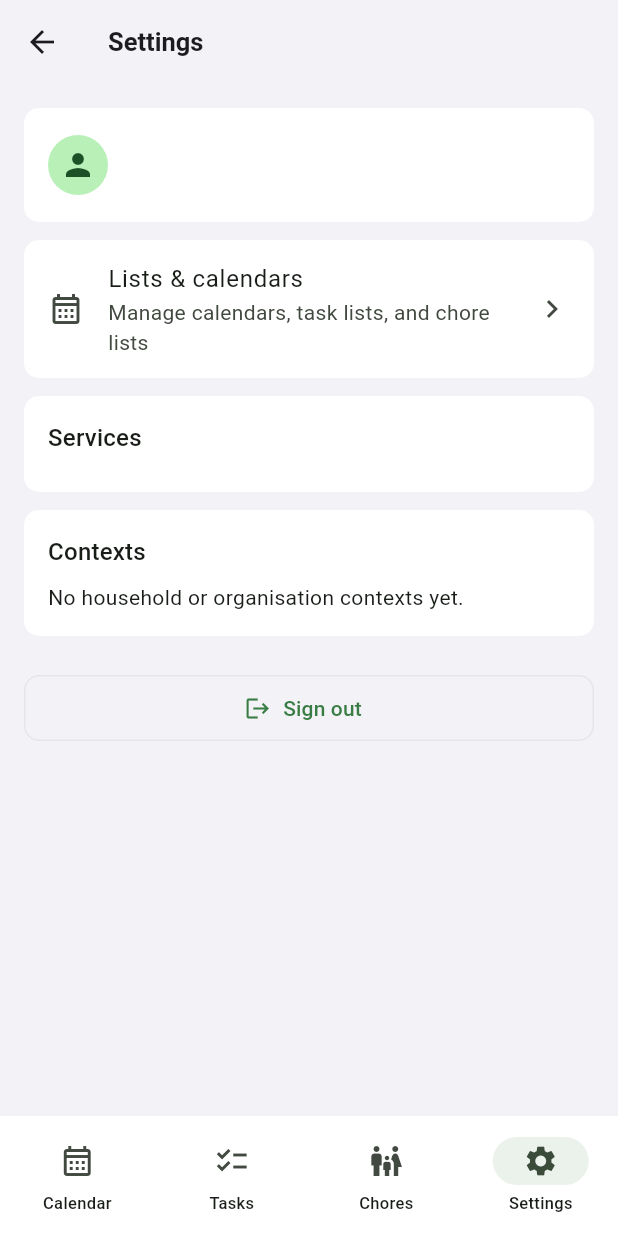
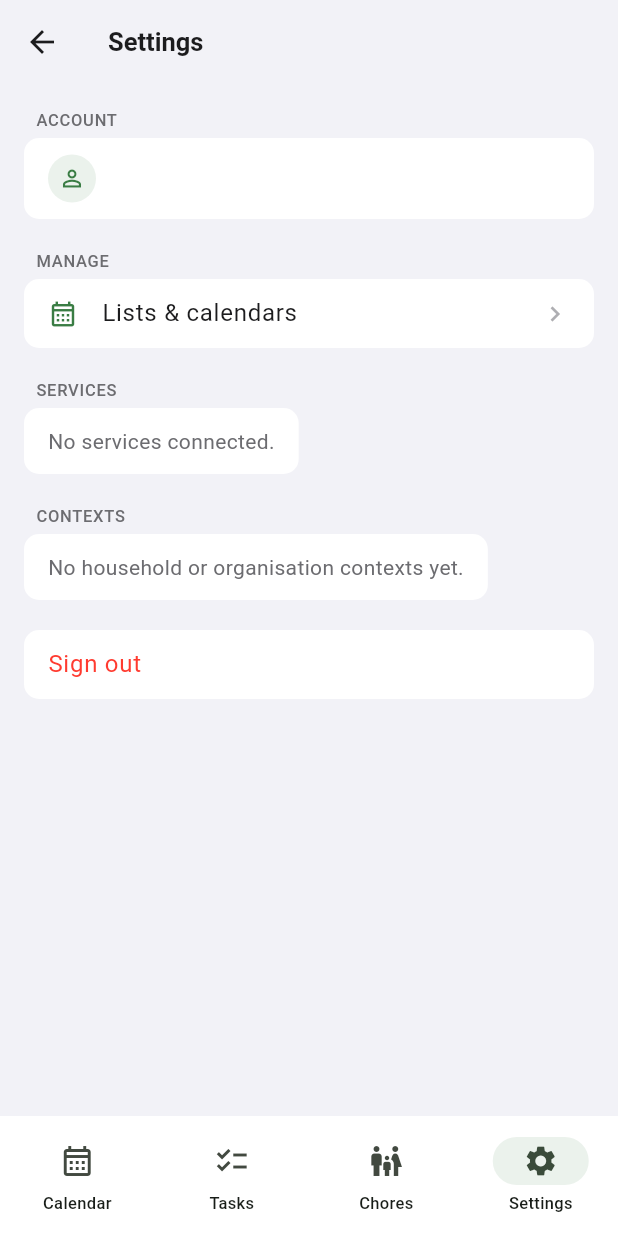
Before and after one commit to CaleeAdmin/CaleeMobile, a Flutter app: the CaleeHomePage screen opened directly with empty values, item 4 of the bottom bar chosen, on a phone screen of 412 x 824 dp. Run offline on Flutter 3.47's test engine with Material 3 defaults, Android fonts, the phone set to English and light mode, and no system bars; our stand-ins replace flutter_secure_storage; accounts and stored records are empty; network calls fail.

Commit message:
feat(settings): redesign SettingsPage with Calee design system
Replaces old Card/ListTile layout with CaleeSection + CaleeListRow grouped
sections (Account, Manage, Services, Contexts, Sign out) to match the
visual language used by Calendar, Tasks, Chores, and Lists & Calendars.

Presentation-only change. Constructor signature, navigation to
CalendarCollectionsPage, and onSignOut callback are all untouched.

https://claude.ai/code/session_0112rMsYQJqXjC2yVJgiMZzC

```diff
--- a/lib/features/settings/settings_page.dart
+++ b/lib/features/settings/settings_page.dart
@@ -2,6 +2,8 @@ import 'package:flutter/material.dart';
 
 import '../../data/api/calee_hub_client.dart';
 import '../../data/models/client_bootstrap.dart';
+import '../../ui/calee_theme.dart';
+import '../../ui/calee_widgets.dart';
 import 'calendar_collections_page.dart';
 
 class SettingsPage extends StatelessWidget {
@@ -23,25 +25,48 @@ class SettingsPage extends StatelessWidget {
     final account = bootstrap.account;
 
     return ListView(
-      padding: const EdgeInsets.all(16),
+      padding: const EdgeInsets.symmetric(
+        horizontal: CaleeSpacing.pagePadding,
+        vertical: CaleeSpacing.md,
+      ),
       children: [
-        Card(
-          child: ListTile(
-            title: Text(account.displayName ?? 'Calee user'),
-            subtitle: Text(account.primaryEmail ?? account.id),
-            leading: const CircleAvatar(
-              child: Icon(Icons.person),
+        // ── Account ──────────────────────────────────
+        CaleeSection(
+          title: 'Account',
+          children: [
+            CaleeListRow(
+              title: account.displayName ?? 'Calee user',
+              subtitle: account.primaryEmail ?? account.id,
+              leading: Container(
+                width: 32,
+                height: 32,
+                decoration: BoxDecoration(
+                  color: CaleeColors.primary.withAlpha(26),
+                  shape: BoxShape.circle,
+                ),
+                child: const Icon(
+                  Icons.person_outline,
+                  size: 18,
+                  color: CaleeColors.primary,
                 ),
               ),
             ),
-        const SizedBox(height: 12),
-        Card(
-          child: ListTile(
-            leading: const Icon(Icons.calendar_month_outlined),
-            title: const Text('Lists & calendars'),
-            subtitle:
-                const Text('Manage calendars, task lists, and chore lists'),
-            trailing: const Icon(Icons.chevron_right),
+          ],
+        ),
+
+        const SizedBox(height: CaleeSpacing.sectionSpacing),
+
+        // ── Manage ───────────────────────────────────
+        CaleeSection(
+          title: 'Manage',
+          children: [
+            CaleeListRow(
+              title: 'Lists & calendars',
+              leading: const Icon(
+                Icons.calendar_month_outlined,
+                size: 20,
+                color: CaleeColors.primary,
+              ),
               onTap: () {
                 Navigator.of(context).push(
                   MaterialPageRoute<void>(
@@ -54,67 +79,161 @@ class SettingsPage extends StatelessWidget {
                 );
               },
             ),
+          ],
         ),
-        const SizedBox(height: 12),
-        Card(
-          child: Padding(
-            padding: const EdgeInsets.all(16),
-            child: Column(
-              crossAxisAlignment: CrossAxisAlignment.start,
+
+        const SizedBox(height: CaleeSpacing.sectionSpacing),
+
+        // ── Services ─────────────────────────────────
+        CaleeSection(
+          title: 'Services',
           children: [
-                Text(
-                  'Services',
-                  style: Theme.of(context).textTheme.titleMedium,
+            if (bootstrap.services.isEmpty)
+              _EmptyRowText('No services connected.')
+            else
+              for (final service in bootstrap.services)
+                _ServiceRow(service: service),
+          ],
         ),
-                const SizedBox(height: 8),
-                for (final service in bootstrap.services)
-                  ListTile(
-                    contentPadding: EdgeInsets.zero,
-                    leading: const Icon(Icons.cloud_outlined),
-                    title: Text(service.displayName),
-                    subtitle: Text(
-                      service.hasMissingCalendarCredential
-                          ? '${service.baseUrl}\nSign in to connect calendar access'
-                          : service.baseUrl,
+
+        const SizedBox(height: CaleeSpacing.sectionSpacing),
+
+        // ── Contexts ─────────────────────────────────
+        CaleeSection(
+          title: 'Contexts',
+          children: [
+            if (bootstrap.availableContexts.isEmpty)
+              _EmptyRowText('No household or organisation contexts yet.')
+            else
+              for (final ctx in bootstrap.availableContexts)
+                _ContextRow(context: ctx),
+          ],
         ),
-                    trailing: Text(service.accessStatus),
+
+        const SizedBox(height: CaleeSpacing.sectionSpacing),
+
+        // ── Sign out ─────────────────────────────────
+        CaleeSection(
+          children: [
+            CaleeListRow(
+              title: 'Sign out',
+              titleStyle: Theme.of(context).textTheme.bodyLarge?.copyWith(
+                    color: CaleeColors.destructive,
+                  ),
+              onTap: onSignOut,
+              trailing: const SizedBox.shrink(),
             ),
           ],
         ),
-          ),
-        ),
-        const SizedBox(height: 12),
-        Card(
-          child: Padding(
-            padding: const EdgeInsets.all(16),
-            child: Column(
-              crossAxisAlignment: CrossAxisAlignment.start,
-              children: [
-                Text(
-                  'Contexts',
-                  style: Theme.of(context).textTheme.titleMedium,
-                ),
-                const SizedBox(height: 8),
-                if (bootstrap.availableContexts.isEmpty)
-                  const Text('No household or organisation contexts yet.'),
-                for (final context in bootstrap.availableContexts)
-                  ListTile(
-                    contentPadding: EdgeInsets.zero,
-                    leading: const Icon(Icons.group_outlined),
-                    title: Text(context.name),
-                    subtitle: Text('${context.type} · ${context.role}'),
-                  ),
-              ],
-            ),
-          ),
-        ),
-        const SizedBox(height: 24),
-        OutlinedButton.icon(
-          onPressed: onSignOut,
-          icon: const Icon(Icons.logout),
-          label: const Text('Sign out'),
-        ),
+
+        const SizedBox(height: CaleeSpacing.lg),
       ],
     );
   }
 }
+
+// ─────────────────────────────────────────────
+// _ServiceRow
+// ─────────────────────────────────────────────
+
+class _ServiceRow extends StatelessWidget {
+  const _ServiceRow({required this.service});
+
+  final ClientService service;
+
+  @override
+  Widget build(BuildContext context) {
+    final hasMissing = service.hasMissingCalendarCredential;
+
+    String subtitle;
+    if (hasMissing) {
+      subtitle = '${service.baseUrl} · ${service.accessStatus}'
+          '\nSign in required to connect calendar access';
+    } else {
+      subtitle = '${service.baseUrl} · ${service.accessStatus}';
+    }
+
+    return CaleeListRow(
+      title: service.displayName,
+      subtitle: subtitle,
+      leading: Icon(
+        Icons.cloud_outlined,
+        size: 20,
+        color: hasMissing ? CaleeColors.dotOrange : CaleeColors.textTertiary,
+      ),
+      trailing: hasMissing
+          ? const Icon(
+              Icons.warning_amber_rounded,
+              size: 16,
+              color: CaleeColors.dotOrange,
+            )
+          : const SizedBox.shrink(),
+    );
+  }
+}
+
+// ─────────────────────────────────────────────
+// _ContextRow
+// ─────────────────────────────────────────────
+
+class _ContextRow extends StatelessWidget {
+  const _ContextRow({required this.context});
+
+  final ClientContext context;
+
+  @override
+  Widget build(BuildContext context) {
+    final typeLabel = this.context.type.isNotEmpty
+        ? _capitalise(this.context.type)
+        : null;
+    final roleLabel = this.context.role.isNotEmpty
+        ? _capitalise(this.context.role)
+        : null;
+
+    final subtitle = [typeLabel, roleLabel]
+        .whereType<String>()
+        .join(' · ');
+
+    return CaleeListRow(
+      title: this.context.name.isNotEmpty ? this.context.name : 'Unnamed',
+      subtitle: subtitle.isNotEmpty ? subtitle : null,
+      leading: const Icon(
+        Icons.group_outlined,
+        size: 20,
+        color: CaleeColors.textTertiary,
+      ),
+      trailing: const SizedBox.shrink(),
+    );
+  }
+
+  String _capitalise(String value) {
+    if (value.isEmpty) return value;
+    return value[0].toUpperCase() + value.substring(1);
+  }
+}
+
+// ─────────────────────────────────────────────
+// _EmptyRowText
+// ─────────────────────────────────────────────
+
+class _EmptyRowText extends StatelessWidget {
+  const _EmptyRowText(this.text);
+
+  final String text;
+
+  @override
+  Widget build(BuildContext context) {
+    return Padding(
+      padding: const EdgeInsets.symmetric(
+        horizontal: CaleeSpacing.md,
+        vertical: CaleeSpacing.sm + 4,
+      ),
+      child: Text(
+        text,
+        style: Theme.of(context).textTheme.bodyMedium?.copyWith(
+              color: CaleeColors.textSecondary,
+            ),
+      ),
+    );
+  }
+}
```
Lines whose indentation alone changed are shown as unchanged.
